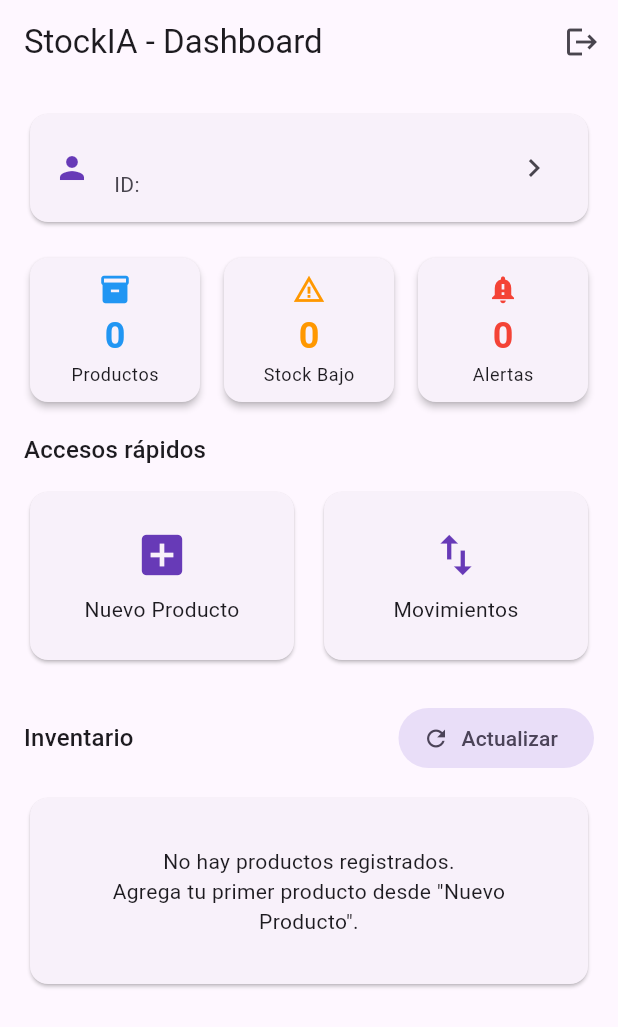
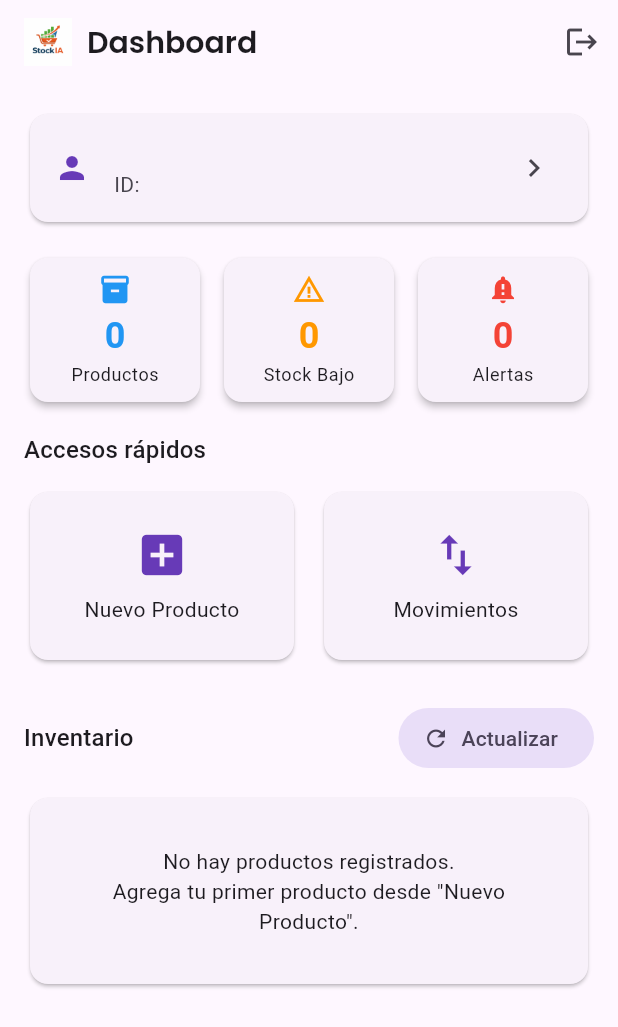
Before and after one commit to Aleon97/stockia, a Flutter app: the screen it shows once a user with an empty profile is signed in, on a phone screen of 412 x 824 dp. Shown: the top 1027 px of the screen. Run offline on Flutter 3.47's test engine with Material 3 defaults, Android fonts, the phone set to English and light mode, and no system bars; our stand-ins replace cloud_firestore, firebase_auth, firebase_core, flutter_riverpod, google_fonts, google_sign_in; accounts and stored records are empty.

Commit message:
feat: replace dashboard title with logo + Poppins font
- AppBar: logo_stockia.png + 'Dashboard' with Google Fonts Poppins
- Add google_fonts dependency
- Update tests to match new title

```diff
--- a/lib/presentation/screens/dashboard_screen.dart
+++ b/lib/presentation/screens/dashboard_screen.dart
@@ -1,5 +1,6 @@
 import 'package:flutter/material.dart';
 import 'package:flutter_riverpod/flutter_riverpod.dart';
+import 'package:google_fonts/google_fonts.dart';
 import 'package:intl/intl.dart';
 import 'package:stockia/domain/entities/product_entity.dart';
 import 'package:stockia/presentation/providers/auth_providers.dart';
@@ -25,7 +26,20 @@ class DashboardScreen extends ConsumerWidget {
 
     return Scaffold(
       appBar: AppBar(
-        title: const Text('StockIA - Dashboard'),
+        title: Row(
+          mainAxisSize: MainAxisSize.min,
+          children: [
+            Image.asset('assets/images/logo_stockia.png', height: 32),
+            const SizedBox(width: 10),
+            Text(
+              'Dashboard',
+              style: GoogleFonts.poppins(
+                fontWeight: FontWeight.w600,
+                fontSize: 20,
+              ),
+            ),
+          ],
+        ),
         actions: [
           IconButton(
             icon: const Icon(Icons.logout),
--- a/pubspec.yaml
+++ b/pubspec.yaml
@@ -36,6 +36,7 @@ dependencies:
   cloud_firestore: ^5.6.8
   flutter_riverpod: ^2.6.1
   google_sign_in: ^6.2.2
+  google_fonts: ^6.2.1
   intl: ^0.20.2
 
 dev_dependencies:
```
Also changed, not shown: pubspec.lock, 6 other files.
